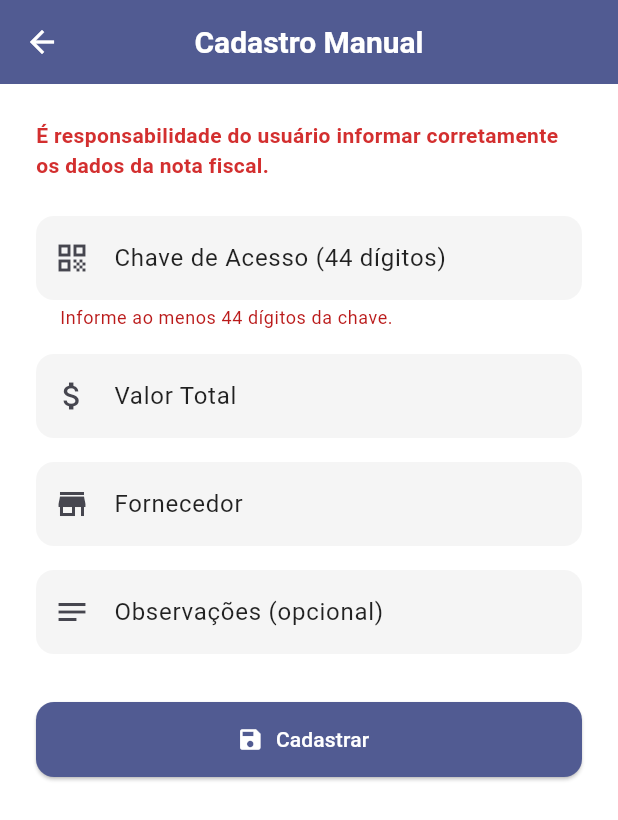
After one commit to GuilhermeLegramante/nota_premiada, a Flutter app: the ManualCadastroPage screen opened by its route, after a tap on "Cadastrar", on a phone screen of 412 x 824 dp. The commit adds this screen. Shown: the top 820 px of the screen. Run offline on Flutter 3.47's test engine with Material 3 defaults, Android fonts, the light colour scheme and no system bars; our stand-ins replace flutter_multi_formatter, package_info_plus, shared_preferences, webview_flutter; missing offline and left inert: simple_barcode_scanner; accounts and stored records are empty; network calls fail.

Commit message:
Cadastro manual da nota

```diff
--- a/lib/main.dart
+++ b/lib/main.dart
@@ -3,7 +3,8 @@ import 'package:nota_premiada/screens/forgot_password_page.dart';
 import 'package:nota_premiada/screens/home_page.dart';
 import 'package:nota_premiada/screens/login_page.dart';
 import 'package:nota_premiada/screens/dashboard_page.dart';
-import 'package:nota_premiada/screens/register_page.dart'; // Importando DashboardPage
+import 'package:nota_premiada/screens/register_page.dart';
+import 'package:nota_premiada/screens/manual_cadastro_page.dart';
 
 void main() {
   runApp(const MyApp());
@@ -49,6 +50,7 @@ class MyApp extends StatelessWidget {
         '/dashboard':
             (context) =>
                 const DashboardPage(), // Definindo a rota para o Dashboard
+        '/cadastro-manual': (context) => const ManualCadastroPage(),
       },
     );
   }
--- a/lib/screens/dashboard_page.dart
+++ b/lib/screens/dashboard_page.dart
@@ -339,29 +339,30 @@ class _DashboardPageState extends State<DashboardPage> {
                   ),
                 ),
               ),
-      floatingActionButton: FloatingActionButton.extended(
-        onPressed: () async {
-          // Navegar para o scanner de QR Code
-          String? qrCode = await SimpleBarcodeScanner.scanBarcode(
-            context,
-            barcodeAppBar: const BarcodeAppBar(
-              appBarTitle: 'Scanner QR Code',
-              centerTitle: false,
-              enableBackButton: true,
-              backButtonIcon: Icon(Icons.arrow_back_ios),
-            ),
-            isShowFlashIcon: true,
-            delayMillis: 2000,
-            cameraFace: CameraFace.back,
-          );
-
-          if (qrCode != null && qrCode.isNotEmpty) {
-            // Após o QR Code ser escaneado, cadastrar o cupom
-            cadastrarCupom(qrCode);
-          }
-        },
-        icon: const Icon(Icons.qr_code_scanner),
-        label: const Text('Ler Nota'),
+      floatingActionButton: Column(
+        mainAxisSize: MainAxisSize.min,
+        children: [
+          FloatingActionButton.extended(
+            heroTag: 'manual',
+            icon: Icon(Icons.edit_note),
+            label: Text('Cadastrar Manual'),
+            onPressed: () {
+              Navigator.pushNamed(context, '/cadastro-manual');
+            },
+          ),
+          SizedBox(height: 12),
+          FloatingActionButton.extended(
+            heroTag: 'scanner',
+            icon: Icon(Icons.qr_code_scanner),
+            label: Text('Ler QR CODE'),
+            onPressed: () async {
+              String? qrCode = await SimpleBarcodeScanner.scanBarcode(context);
+              if (qrCode != null && qrCode.isNotEmpty) {
+                cadastrarCupom(qrCode);
+              }
+            },
+          ),
+        ],
       ),
       bottomNavigationBar: Container(
         color: Colors.grey[200],
--- /dev/null
+++ b/lib/screens/manual_cadastro_page.dart
@@ -0,0 +1,212 @@
+import 'dart:convert';
+import 'package:flutter/material.dart';
+import 'package:shared_preferences/shared_preferences.dart';
+import 'package:http/http.dart' as http;
+import '../config/api_config.dart';
+
+class ManualCadastroPage extends StatefulWidget {
+  const ManualCadastroPage({super.key});
+
+  @override
+  State<ManualCadastroPage> createState() => _ManualCadastroPageState();
+}
+
+class _ManualCadastroPageState extends State<ManualCadastroPage> {
+  final _chaveController = TextEditingController();
+  final _valorController = TextEditingController();
+  final _fornecedorController = TextEditingController();
+  final _obsController = TextEditingController();
+
+  bool loading = false;
+  String? error;
+  Map<String, String> fieldErrors = {};
+
+  Future<void> cadastrarManual() async {
+    setState(() {
+      loading = true;
+      error = null;
+      fieldErrors.clear();
+    });
+
+    if (_chaveController.text.length < 44) {
+      setState(() {
+        fieldErrors['chave_acesso'] = 'Informe ao menos 44 dígitos da chave.';
+        loading = false;
+      });
+      return;
+    }
+
+    final valor = double.tryParse(_valorController.text.replaceAll(',', '.'));
+    if (valor == null) {
+      setState(() {
+        fieldErrors['valor_total'] = 'Informe um valor válido.';
+        loading = false;
+      });
+      return;
+    }
+
+    if (_fornecedorController.text.isEmpty) {
+      setState(() {
+        fieldErrors['fornecedor'] = 'Informe o fornecedor.';
+        loading = false;
+      });
+      return;
+    }
+
+    try {
+      final prefs = await SharedPreferences.getInstance();
+      final token = prefs.getString('access_token');
+
+      final response = await http.post(
+        Uri.parse('${ApiConfig.baseUrl}/cupons/manual'),
+        headers: {
+          'Authorization': 'Bearer $token',
+          'Content-Type': 'application/json',
+        },
+        body: jsonEncode({
+          'chave_acesso': _chaveController.text.trim(),
+          'valor_total': valor,
+          'fornecedor': _fornecedorController.text.trim(),
+          'observacao': _obsController.text.trim(),
+        }),
+      );
+
+      final data = jsonDecode(response.body);
+
+      if (response.statusCode == 201) {
+        ScaffoldMessenger.of(context).showSnackBar(
+          SnackBar(content: Text(data['message'] ?? 'Cadastro realizado.')),
+        );
+        Navigator.pop(context);
+      } else {
+        setState(() {
+          error = data['message'] ?? 'Erro ao cadastrar. Tente novamente.';
+        });
+      }
+    } catch (e) {
+      setState(() {
+        error = 'Erro de conexão com o servidor.';
+      });
+    } finally {
+      setState(() => loading = false);
+    }
+  }
+
+  InputDecoration inputDecoration(
+    String label,
+    IconData icon, {
+    String? errorText,
+    int? maxLength,
+  }) {
+    return InputDecoration(
+      prefixIcon: Icon(icon),
+      labelText: label,
+      filled: true,
+      fillColor: Colors.grey[100],
+      errorText: errorText,
+      counterText: '', // remove contador de caracteres
+      border: OutlineInputBorder(
+        borderRadius: BorderRadius.circular(12),
+        borderSide: BorderSide.none,
+      ),
+    );
+  }
+
+  @override
+  Widget build(BuildContext context) {
+    final theme = Theme.of(context);
+
+    return Scaffold(
+      appBar: AppBar(
+        title: const Text(
+          'Cadastro Manual',
+          style: TextStyle(color: Colors.white),
+        ),
+        centerTitle: true,
+        backgroundColor: theme.colorScheme.primary,
+        iconTheme: const IconThemeData(color: Colors.white),
+      ),
+      body: SingleChildScrollView(
+        padding: const EdgeInsets.all(24),
+        child: Column(
+          crossAxisAlignment: CrossAxisAlignment.stretch,
+          children: [
+            Text(
+              'É responsabilidade do usuário informar corretamente os dados da nota fiscal.',
+              style: TextStyle(
+                color: Colors.red[700],
+                fontWeight: FontWeight.bold,
+              ),
+            ),
+            const SizedBox(height: 24),
+            TextField(
+              controller: _chaveController,
+              maxLength: 60,
+              keyboardType: TextInputType.number,
+              decoration: inputDecoration(
+                'Chave de Acesso (44 dígitos)',
+                Icons.qr_code,
+                errorText: fieldErrors['chave_acesso'],
+              ),
+            ),
+            const SizedBox(height: 16),
+            TextField(
+              controller: _valorController,
+              keyboardType: TextInputType.numberWithOptions(decimal: true),
+              decoration: inputDecoration(
+                'Valor Total',
+                Icons.attach_money,
+                errorText: fieldErrors['valor_total'],
+              ),
+            ),
+            const SizedBox(height: 16),
+            TextField(
+              controller: _fornecedorController,
+              decoration: inputDecoration(
+                'Fornecedor',
+                Icons.store,
+                errorText: fieldErrors['fornecedor'],
+              ),
+            ),
+            const SizedBox(height: 16),
+            TextField(
+              controller: _obsController,
+              decoration: inputDecoration(
+                'Observações (opcional)',
+                Icons.notes,
+              ),
+            ),
+            const SizedBox(height: 24),
+            if (error != null)
+              Text(
+                error!,
+                style: const TextStyle(color: Colors.red),
+                textAlign: TextAlign.center,
+              ),
+            const SizedBox(height: 8),
+            SizedBox(
+              height: 50,
+              child: ElevatedButton.icon(
+                icon: const Icon(Icons.save, color: Colors.white),
+                label:
+                    loading
+                        ? const CircularProgressIndicator(color: Colors.white)
+                        : const Text(
+                          'Cadastrar',
+                          style: TextStyle(color: Colors.white),
+                        ),
+                style: ElevatedButton.styleFrom(
+                  backgroundColor: theme.colorScheme.primary,
+                  shape: RoundedRectangleBorder(
+                    borderRadius: BorderRadius.circular(12),
+                  ),
+                ),
+                onPressed: loading ? null : cadastrarManual,
+              ),
+            ),
+          ],
+        ),
+      ),
+    );
+  }
+}
--- a/pubspec.yaml
+++ b/pubspec.yaml
@@ -16,7 +16,7 @@ publish_to: 'none' # Remove this line if you wish to publish to pub.dev
 # https://developer.apple.com/library/archive/documentation/General/Reference/InfoPlistKeyReference/Articles/CoreFoundationKeys.html
 # In Windows, build-name is used as the major, minor, and patch parts
 # of the product and file versions while build-number is used as the build suffix.
-version: 1.0.0+1
+version: 1.0.1+1
 
 environment:
   sdk: ^3.7.2
```
Also changed, not shown: 1 other file.
